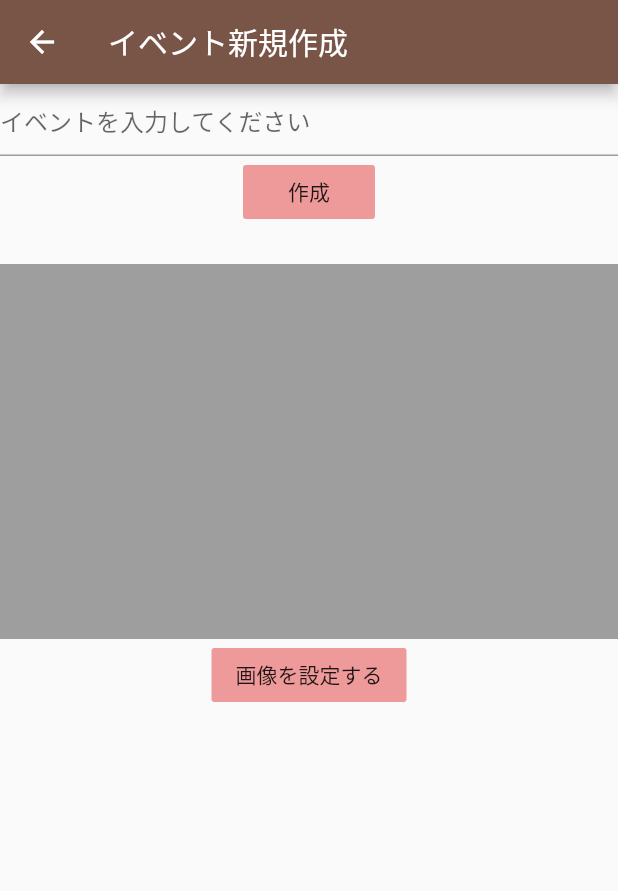
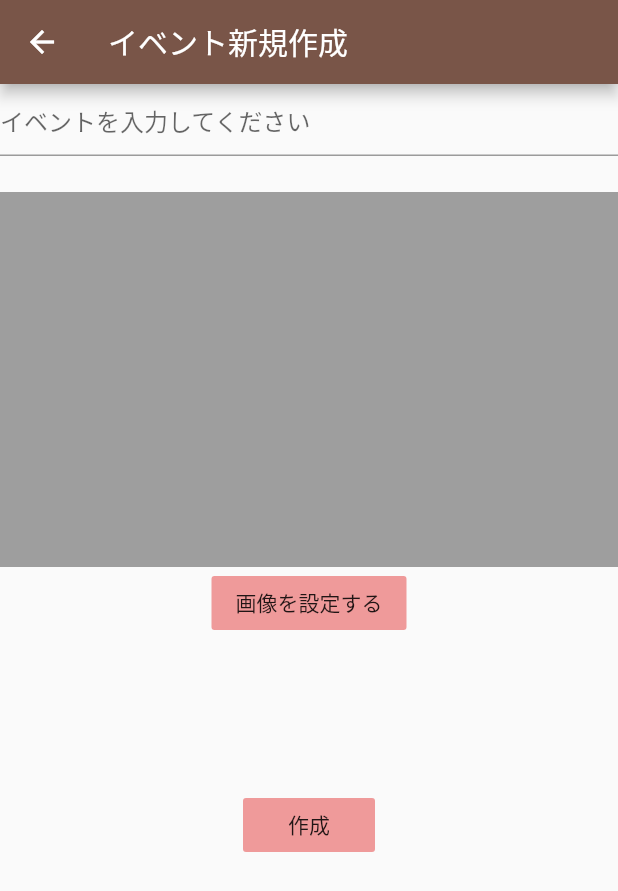
Before and after one commit to sakurako-y0316/sakuline, a Flutter app: the AddToDo screen opened directly, on a phone screen of 412 x 824 dp. Shown: the top 891 px of the screen. Run offline on Flutter 3.47's test engine with Material 2 defaults, Android fonts, the phone set to English and light mode, and no system bars; our stand-ins replace cloud_firestore, firebase_auth, firebase_storage, flutter_slidable, flutter_spinkit, image_picker and 2 more; accounts and stored records are empty.

```diff
--- a/lib/model/todo.dart
+++ b/lib/model/todo.dart
@@ -3,5 +3,9 @@ class ToDo {
   final String title;
   final String images;
 
-  ToDo({this.documentId, this.title, this.images});
+  ToDo({
+    this.documentId,
+    this.title,
+    this.images,
+  });
 }
--- a/lib/model/todo_item.dart
+++ b/lib/model/todo_item.dart
@@ -3,6 +3,13 @@ class ToDoItem {
   final String title;
   final String todoId;
   final String todoItemId;
+  final bool done;
 
-  ToDoItem({this.category, this.title, this.todoId, this.todoItemId});
+  ToDoItem({
+    this.category,
+    this.title,
+    this.todoId,
+    this.todoItemId,
+    this.done,
+  });
 }
--- a/lib/screen/todo/todo_screen.dart
+++ b/lib/screen/todo/todo_screen.dart
@@ -83,7 +83,7 @@ class ToDoScreen extends StatelessWidget {
                                                 FlatButton(
                                                     onPressed: () async {
                                                       Navigator.pop(context);
-                                                      await deleteToDo(
+                                                      await _deleteToDo(
                                                         context,
                                                         model,
                                                         model.todos[index]
@@ -146,7 +146,7 @@ class ToDoScreen extends StatelessWidget {
     );
   }
 
-  Future deleteToDo(BuildContext context, ToDoScreenViewModel model,
+  Future _deleteToDo(BuildContext context, ToDoScreenViewModel model,
       String documentId) async {
     try {
       await model.delete(documentId);
@@ -197,23 +197,14 @@ class _AddToDoState extends State<AddToDo> {
                 appBar: AppBar(
                   title: Text('イベント新規作成'),
                 ),
-                body: Column(
+                body: SingleChildScrollView(
+                  child: Column(
                     children: <Widget>[
                       TextFormField(
                         decoration: InputDecoration(hintText: 'イベントを入力してください'),
                         onChanged: (val) {
                           model.title = val;
                         },
-                    ),
-                    FlatButton(
-                      color: Colors.red[200],
-                      onPressed: () async {
-                        model.startLoading();
-                        await model.create();
-                        Navigator.pop(context);
-                        model.endLoading();
-                      },
-                      child: Text('作成'),
                       ),
                       SizedBox(
                         height: 24,
@@ -230,8 +221,23 @@ class _AddToDoState extends State<AddToDo> {
                         onPressed: () {
                           selectImageBottomSheet(context, model);
                         },
-                        child: Text('画像を設定する'))
+                        child: Text('画像を設定する'),
+                      ),
+                      SizedBox(
+                        height: 100,
+                      ),
+                      FlatButton(
+                        color: Colors.red[200],
+                        onPressed: () async {
+                          model.startLoading();
+                          await model.create();
+                          Navigator.pop(context);
+                          model.endLoading();
+                        },
+                        child: Text('作成'),
+                      ),
                     ],
+                  ),
                 ),
               ),
               Consumer<ToDoScreenViewModel>(builder: (context, model, child) {
@@ -267,6 +273,7 @@ class _AddToDoState extends State<AddToDo> {
                 final pickedFile =
                     await picker.getImage(source: ImageSource.gallery);
                 model.setImage(File(pickedFile.path));
+                Navigator.pop(context);
               },
             ),
             CupertinoActionSheetAction(
```
Also changed, not shown: lib/screen/todo/todo_item_screen.dart (+37 -3 lines), lib/view_model/todo_item_screen_view_model.dart (+19 -2 lines), lib/view_model/todo_screen_view_model.dart (+27 -0 lines). Lines whose indentation alone changed are shown as unchanged.
